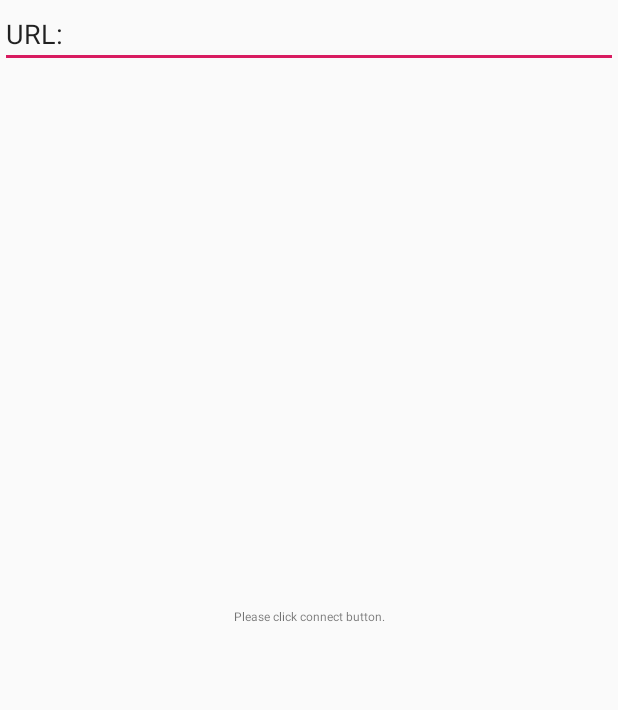
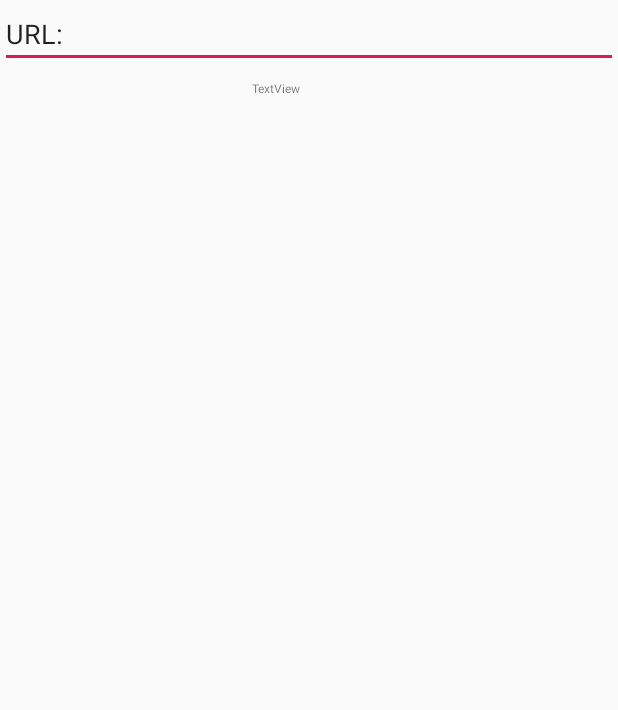
Before and after one commit to patch7/AndroidPush, an Android app: the layout activity_main.xml on its own in the app's theme, with its tools: preview values and no code run, on a phone screen of 412 x 824 dp. Shown: the top 710 px of the screen. Run offline under Robolectric (Android 15) with nearby library versions, the phone set to English and light mode, and no system bars.

Commit message:
Разместил текс на лайоуте.

```diff
--- a/app/src/main/res/layout/activity_main.xml
+++ b/app/src/main/res/layout/activity_main.xml
@@ -6,18 +6,6 @@
     android:layout_height="match_parent"
     android:visibility="visible"
     tools:context=".MainActivity">
-
-    <TextView
-        android:id="@+id/text_view"
-        android:layout_width="wrap_content"
-        android:layout_height="wrap_content"
-        android:lineSpacingExtra="8sp"
-        android:text="@string/default_text"
-        android:textSize="8sp"
-        app:layout_constraintBottom_toTopOf="@+id/connect_button"
-        app:layout_constraintLeft_toLeftOf="parent"
-        app:layout_constraintRight_toRightOf="parent"
-        app:layout_constraintTop_toBottomOf="@+id/URL" />
 
     <EditText
         android:id="@+id/URL"
@@ -39,4 +27,26 @@
         app:layout_constraintEnd_toEndOf="parent"
         app:layout_constraintStart_toStartOf="parent" />
 
+    <LinearLayout
+        android:id="@+id/linearLayout"
+        android:layout_width="368dp"
+        android:layout_height="0dp"
+        android:layout_marginTop="8dp"
+        android:layout_marginBottom="8dp"
+        android:orientation="horizontal"
+        app:layout_constraintBottom_toTopOf="@+id/connect_button"
+        app:layout_constraintTop_toBottomOf="@+id/URL"
+        tools:layout_editor_absoluteX="8dp">
+
+        <TextView
+            android:id="@+id/text_view"
+            android:layout_width="match_parent"
+            android:layout_height="match_parent"
+            android:layout_weight="1"
+            android:lineSpacingExtra="8sp"
+            android:text="TextView"
+            android:textSize="8sp"
+            android:textAlignment="center"/>
+    </LinearLayout>
+
 </android.support.constraint.ConstraintLayout>
```
